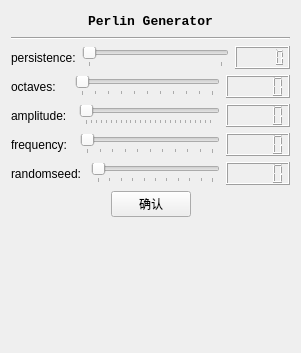
First picture: the form in Version_1/ui/perlinwidget.ui, repository cgcodeboy/TerrainBuilder, before the edit.
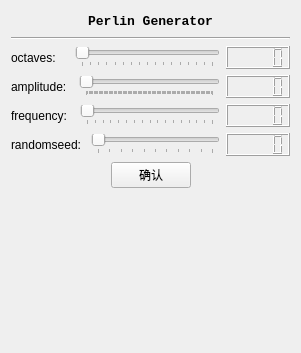
Second picture: the form after the edit.

What changed in the file:
```diff
--- a/Version_1/ui/perlinwidget.ui
+++ b/Version_1/ui/perlinwidget.ui
@@ -69,40 +69,6 @@
      </property>
     </widget>
    </item>
-   <item>
-    <layout class="QHBoxLayout" name="horizontalLayout_2">
-     <item>
-      <widget class="QLabel" name="label_2">
-       <property name="text">
-        <string>persistence:</string>
-       </property>
-      </widget>
-     </item>
-     <item>
-      <widget class="QSlider" name="persistance_SL">
-       <property name="maximum">
-        <number>10</number>
-       </property>
-       <property name="singleStep">
-        <number>0</number>
-       </property>
-       <property name="orientation">
-        <enum>Qt::Horizontal</enum>
-       </property>
-       <property name="tickPosition">
-        <enum>QSlider::TicksBelow</enum>
-       </property>
-      </widget>
-     </item>
-     <item>
-      <widget class="QLCDNumber" name="persistance_LCD">
-       <property name="smallDecimalPoint">
-        <bool>true</bool>
-       </property>
-      </widget>
-     </item>
-    </layout>
-   </item>
    <item>
     <layout class="QHBoxLayout" name="horizontalLayout_3">
      <item>
@@ -115,7 +81,10 @@
      <item>
       <widget class="QSlider" name="octaves_SL">
        <property name="maximum">
-        <number>10</number>
+        <number>16</number>
+       </property>
+       <property name="pageStep">
+        <number>1</number>
        </property>
        <property name="orientation">
         <enum>Qt::Horizontal</enum>
@@ -142,7 +111,10 @@
      <item>
       <widget class="QSlider" name="amplitude_SL_">
        <property name="maximum">
-        <number>255</number>
+        <number>100</number>
+       </property>
+       <property name="pageStep">
+        <number>1</number>
        </property>
        <property name="orientation">
         <enum>Qt::Horizontal</enum>
@@ -169,7 +141,10 @@
      <item>
       <widget class="QSlider" name="frequency_SL">
        <property name="maximum">
-        <number>10</number>
+        <number>16</number>
+       </property>
+       <property name="pageStep">
+        <number>1</number>
        </property>
        <property name="orientation">
         <enum>Qt::Horizontal</enum>
@@ -198,6 +173,9 @@
        <property name="maximum">
         <number>10</number>
        </property>
+       <property name="pageStep">
+        <number>1</number>
+       </property>
        <property name="orientation">
         <enum>Qt::Horizontal</enum>
        </property>
```
Left out of the diff: 16 changed lines with no effect on the pictures.
